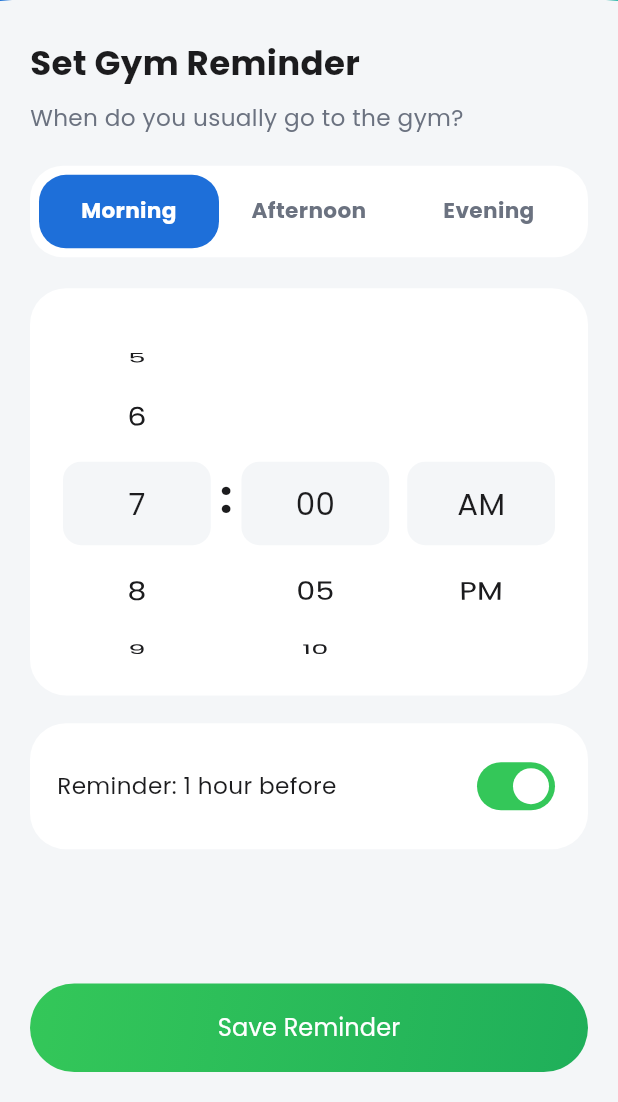
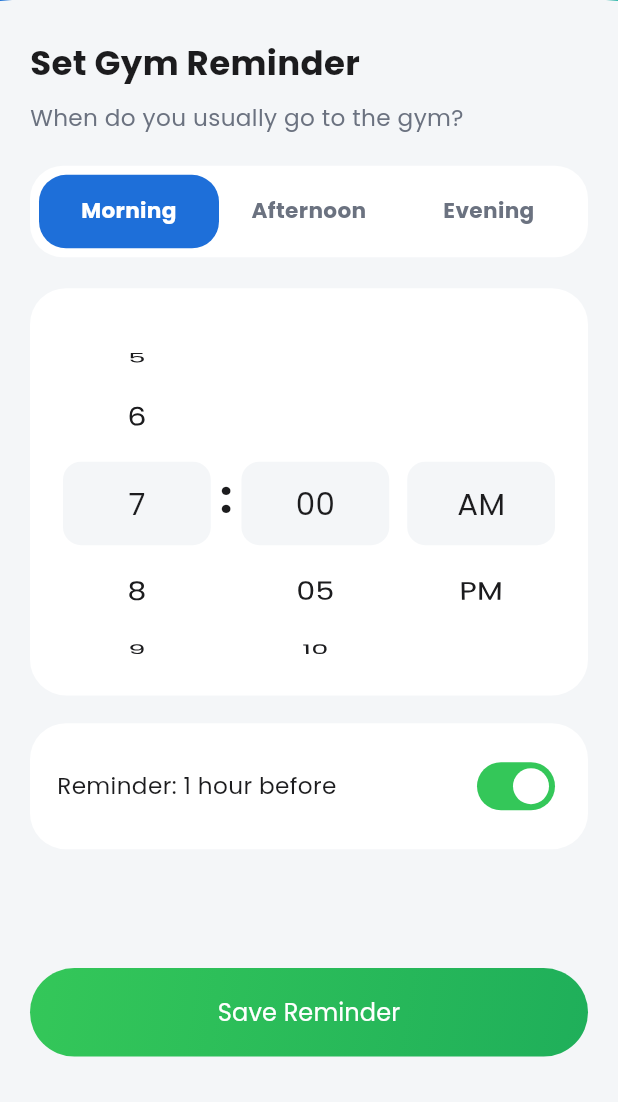
Before and after one commit to Khaleb165/fit-prep, a Flutter app: the ReminderPage screen opened directly, on a phone screen of 412 x 824 dp, the part 134-1236 px from its top. Run offline on Flutter 3.47's test engine with Material 3 defaults, Android fonts, the phone set to English and light mode, and no system bars; our stand-ins replace flutter_local_notifications, flutter_timezone, hive_flutter, timezone; accounts and stored records are empty.

Commit message:
refactor: Adjust bottom navigation bar padding and fix snackbar formatting

```diff
--- a/lib/view/checklist_page.dart
+++ b/lib/view/checklist_page.dart
@@ -196,6 +196,8 @@ class ChecklistPage extends StatelessWidget {
       ),
       bottomNavigationBar: SafeArea(
         minimum: const EdgeInsets.fromLTRB(20, 8, 20, 20),
+        child: Padding(
+          padding: EdgeInsets.only(bottom: getProportionateScreenHeight(10)),
           child: DecoratedBox(
             decoration: BoxDecoration(
               gradient: AppColors.ctaButtonGradient,
@@ -222,6 +224,7 @@ class ChecklistPage extends StatelessWidget {
             ),
           ),
         ),
+      ),
     );
   }
 }
--- a/lib/view/reminder_page.dart
+++ b/lib/view/reminder_page.dart
@@ -63,7 +63,8 @@ class _ReminderPageState extends State<ReminderPage> {
     if (checklistProvider.items.isEmpty) {
       ScaffoldMessenger.of(context).showSnackBar(
         const SnackBar(
-          content: Text('Add items to your checklist first before saving a reminder.'),
+          content: Text(
+              'Add items to your checklist first before saving a reminder.'),
         ),
       );
       return;
@@ -258,6 +259,8 @@ class _ReminderPageState extends State<ReminderPage> {
       ),
       bottomNavigationBar: SafeArea(
         minimum: const EdgeInsets.fromLTRB(20, 8, 20, 20),
+        child: Padding(
+          padding: EdgeInsets.only(bottom: getProportionateScreenHeight(10)),
           child: DecoratedBox(
             decoration: BoxDecoration(
               gradient: AppColors.ctaButtonGradient,
@@ -284,6 +287,7 @@ class _ReminderPageState extends State<ReminderPage> {
             ),
           ),
         ),
+      ),
     );
   }
 }
```
Lines whose indentation alone changed are shown as unchanged.
